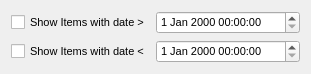
The window that createddatefilter.ui (pjrinaldi/wombatforensics) describes before a commit, drawn with Qt 5.
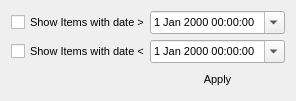
The same window after the commit.

```diff
--- a/createddatefilter.ui
+++ b/createddatefilter.ui
@@ -10,7 +10,7 @@
     <x>0</x>
     <y>0</y>
     <width>311</width>
-    <height>72</height>
+    <height>105</height>
    </rect>
   </property>
   <property name="font">
@@ -21,7 +21,13 @@
   <property name="windowTitle">
    <string>Filter</string>
   </property>
+  <property name="autoFillBackground">
+   <bool>true</bool>
+  </property>
   <layout class="QGridLayout" name="gridLayout">
+   <property name="sizeConstraint">
+    <enum>QLayout::SetFixedSize</enum>
+   </property>
    <property name="horizontalSpacing">
     <number>0</number>
    </property>
@@ -40,10 +46,37 @@
     </widget>
    </item>
    <item row="0" column="1">
-    <widget class="QDateTimeEdit" name="moredateTimeEdit"/>
+    <widget class="QDateTimeEdit" name="moredateTimeEdit">
+     <property name="calendarPopup">
+      <bool>true</bool>
+     </property>
+     <property name="timeSpec">
+      <enum>Qt::UTC</enum>
+     </property>
+    </widget>
    </item>
    <item row="2" column="1">
-    <widget class="QDateTimeEdit" name="lessdateTimeEdit"/>
+    <widget class="QDateTimeEdit" name="lessdateTimeEdit">
+     <property name="calendarPopup">
+      <bool>true</bool>
+     </property>
+     <property name="timeSpec">
+      <enum>Qt::UTC</enum>
+     </property>
+    </widget>
+   </item>
+   <item row="3" column="1">
+    <widget class="QPushButton" name="pushButton">
+     <property name="text">
+      <string>Apply</string>
+     </property>
+     <property name="default">
+      <bool>true</bool>
+     </property>
+     <property name="flat">
+      <bool>true</bool>
+     </property>
+    </widget>
    </item>
   </layout>
  </widget>
```
Left out of the diff: 39 changed lines with no effect on the pictures.
